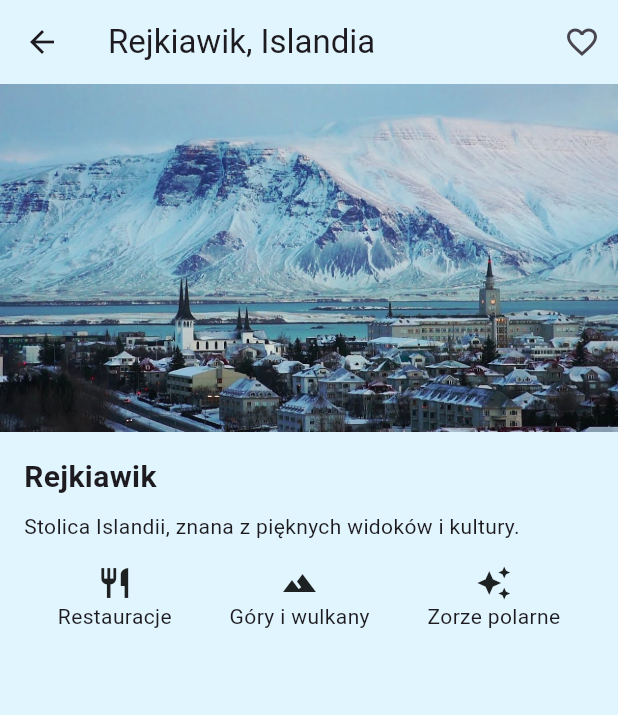
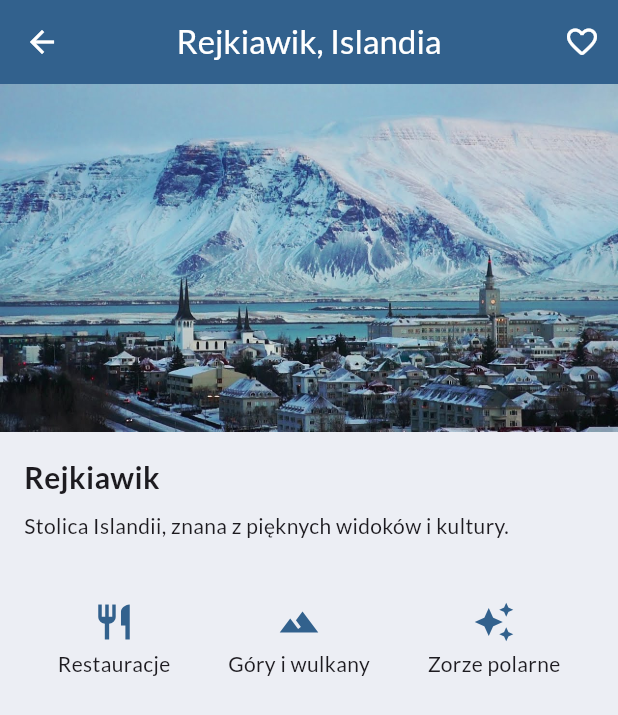
Before and after one commit to feen1e/wakacyjne-wyzwanie-solvro-mobile, a Flutter app: the screen it shows after launch, after a tap on "Rejkiawik, Islandia", on a phone screen of 412 x 824 dp. Shown: the top 715 px of the screen. Run offline on Flutter 3.47's test engine with Material 3 defaults, Android fonts, the phone set to English and light mode, and no system bars; our stand-ins replace google_fonts; generated files the repository leaves out were written again.

Commit message:
feat: changed layout and theme

```diff
--- a/where_to_go/lib/dream_place_screen.dart
+++ b/where_to_go/lib/dream_place_screen.dart
@@ -5,14 +5,12 @@ import "gen/assets.gen.dart";
 class DreamPlaceScreen extends StatefulWidget {
   const DreamPlaceScreen(
       {super.key,
-      required this.backgroundColor,
       required this.title,
       required this.image,
       required this.placeName,
       required this.placeDescription,
       required this.infoColumns});
 
-  final Color backgroundColor;
   final String title;
   final AssetGenImage image;
   final String placeName;
@@ -35,22 +33,34 @@ class _DreamPlaceScreenState extends State<DreamPlaceScreen> {
   @override
   Widget build(BuildContext context) {
     return Scaffold(
-        backgroundColor: widget.backgroundColor,
         appBar: AppBar(
-          backgroundColor: widget.backgroundColor,
           title: Text(widget.title),
           actions: [
             IconButton(
-              icon: Icon(_isFavorited ? Icons.favorite : Icons.favorite_border),
+              icon: AnimatedSwitcher(
+                duration: const Duration(milliseconds: 300),
+                transitionBuilder: (child, animation) => ScaleTransition(scale: animation, child: child),
+                child: Icon(
+                  _isFavorited ? Icons.favorite_rounded : Icons.favorite_border_rounded,
+                  key: ValueKey<bool>(_isFavorited),
+                  color: _isFavorited ? Colors.redAccent.shade400 : null,
+                ),
+              ),
               onPressed: _toggleFavorite,
             )
           ],
         ),
         body: Column(
           children: [
-            Image.asset(widget.image.path, fit: BoxFit.cover),
+            Hero(
+              tag: widget.title,
+              child: Image.asset(
+                widget.image.path,
+                fit: BoxFit.cover,
+              ),
+            ),
             Padding(
-              padding: const EdgeInsets.all(16),
+              padding: const EdgeInsets.fromLTRB(16, 16, 16, 40),
               child: Column(
                 crossAxisAlignment: CrossAxisAlignment.start,
                 children: [
@@ -100,7 +110,13 @@ class InfoColumn extends StatelessWidget {
   @override
   Widget build(BuildContext context) {
     return Column(
-      children: [Icon(icon), Text(text)],
+      children: [
+        Icon(icon, size: 28, color: Theme.of(context).colorScheme.primary),
+        const SizedBox(
+          height: 4,
+        ),
+        Text(text)
+      ],
     );
   }
 }
--- a/where_to_go/lib/main.dart
+++ b/where_to_go/lib/main.dart
@@ -1,4 +1,5 @@
 import "package:flutter/material.dart";
+import "package:google_fonts/google_fonts.dart";
 
 import "dream_place_screen.dart";
 import "gen/assets.gen.dart";
@@ -7,15 +8,32 @@ void main() {
   runApp(const MyApp());
 }
 
+// TODOfix states of DreamPlaceScreens
 class MyApp extends StatelessWidget {
   const MyApp({super.key});
 
   @override
   Widget build(BuildContext context) {
+    final appColorScheme = ColorScheme.fromSeed(
+      seedColor: const Color.fromARGB(255, 100, 180, 255),
+    );
+
     return MaterialApp(
       title: "Dream Place App",
       theme: ThemeData(
         useMaterial3: true,
+        textTheme: GoogleFonts.latoTextTheme(),
+        colorScheme: appColorScheme,
+        scaffoldBackgroundColor: appColorScheme.surfaceContainer,
+        cardTheme: CardThemeData(
+          color: appColorScheme.surfaceBright,
+          elevation: 4,
+        ),
+        appBarTheme: AppBarTheme(
+          backgroundColor: appColorScheme.primary,
+          foregroundColor: appColorScheme.onPrimary,
+          centerTitle: true,
+        ),
       ),
       home: PlacesList(places: places),
     );
@@ -35,10 +53,11 @@ class PlacesList extends StatelessWidget {
       ),
       body: GridView.builder(
         padding: const EdgeInsets.all(8),
-        gridDelegate: const SliverGridDelegateWithFixedCrossAxisCount(
-          crossAxisCount: 2,
+        gridDelegate: const SliverGridDelegateWithMaxCrossAxisExtent(
+          maxCrossAxisExtent: 500,
           mainAxisSpacing: 8,
           crossAxisSpacing: 8,
+          childAspectRatio: 3 / 2,
         ),
         itemCount: places.length,
         itemBuilder: (context, index) {
@@ -49,11 +68,14 @@ class PlacesList extends StatelessWidget {
                 crossAxisAlignment: CrossAxisAlignment.stretch,
                 children: [
                   Expanded(
-                    child: ClipRRect(
-                      borderRadius: const BorderRadius.vertical(top: Radius.circular(8)),
-                      child: Image.asset(
-                        place.image.path,
-                        fit: BoxFit.cover,
+                    child: Hero(
+                      tag: place.title,
+                      child: ClipRRect(
+                        borderRadius: const BorderRadius.vertical(top: Radius.circular(8)),
+                        child: Image.asset(
+                          place.image.path,
+                          fit: BoxFit.cover,
+                        ),
                       ),
                     ),
                   ),
@@ -61,7 +83,7 @@ class PlacesList extends StatelessWidget {
                     padding: const EdgeInsets.all(8),
                     child: Text(
                       place.title,
-                      style: const TextStyle(fontSize: 15, fontWeight: FontWeight.bold),
+                      style: const TextStyle(fontSize: 16, fontWeight: FontWeight.bold),
                       textAlign: TextAlign.center,
                       maxLines: 1,
                       overflow: TextOverflow.ellipsis,
@@ -76,13 +98,33 @@ class PlacesList extends StatelessWidget {
           );
         },
       ),
+      bottomNavigationBar: BottomNavigationBar(
+        items: const [
+          BottomNavigationBarItem(
+            icon: Icon(Icons.home_rounded),
+            label: "Strona główna",
+          ),
+          BottomNavigationBarItem(
+            icon: Icon(Icons.favorite_rounded),
+            label: "Ulubione",
+          ),
+        ],
+        selectedItemColor: Theme.of(context).colorScheme.primary,
+        showSelectedLabels: false,
+        showUnselectedLabels: false,
+        iconSize: 32,
+        onTap: (index) {
+          // TODOHandle navigation
+        },
+      ),
     );
   }
 }
 
+// TODOcreate favorites view
+
 List<DreamPlaceScreen> places = [
   DreamPlaceScreen(
-    backgroundColor: Colors.lightBlue.shade50,
     title: "Rejkiawik, Islandia",
     image: Assets.images.reykjavikView,
     placeName: "Rejkiawik",
@@ -94,7 +136,6 @@ List<DreamPlaceScreen> places = [
     ],
   ),
   DreamPlaceScreen(
-    backgroundColor: Colors.deepPurple.shade50,
     title: "Zermatt, Szwajcaria",
     image: Assets.images.zermattView,
     placeName: "Zermatt",
@@ -106,7 +147,6 @@ List<DreamPlaceScreen> places = [
     ],
   ),
   DreamPlaceScreen(
-    backgroundColor: Colors.red.shade50,
     title: "Kioto, Japonia",
     image: Assets.images.kyotoView,
     placeName: "Kioto",
@@ -118,7 +158,6 @@ List<DreamPlaceScreen> places = [
     ],
   ),
   DreamPlaceScreen(
-    backgroundColor: Colors.indigo.shade50,
     title: "Sydney, Australia",
     image: Assets.images.sydneyView,
     placeName: "Sydney",
@@ -130,7 +169,6 @@ List<DreamPlaceScreen> places = [
     ],
   ),
   DreamPlaceScreen(
-    backgroundColor: Colors.teal.shade50,
     title: "Kapsztad, RPA",
     image: Assets.images.capeTownView,
     placeName: "Kapsztad",
@@ -142,7 +180,6 @@ List<DreamPlaceScreen> places = [
     ],
   ),
   DreamPlaceScreen(
-    backgroundColor: Colors.green.shade50,
     title: "Paryż, Francja",
     image: Assets.images.parisView,
     placeName: "Paryż",
@@ -154,7 +191,6 @@ List<DreamPlaceScreen> places = [
     ],
   ),
   DreamPlaceScreen(
-    backgroundColor: Colors.green.shade50,
     title: "Rio de Janeiro, Brazylia",
     image: Assets.images.rioView,
     placeName: "Rio de Janeiro",
--- a/where_to_go/pubspec.yaml
+++ b/where_to_go/pubspec.yaml
@@ -35,6 +35,7 @@ dependencies:
   # The following adds the Cupertino Icons font to your application.
   # Use with the CupertinoIcons class for iOS style icons.
   cupertino_icons: ^1.0.8
+  google_fonts: ^4.0.3
 
 dev_dependencies:
   flutter_test:
```
Also changed, not shown: where_to_go/pubspec.lock, 3 other files.
